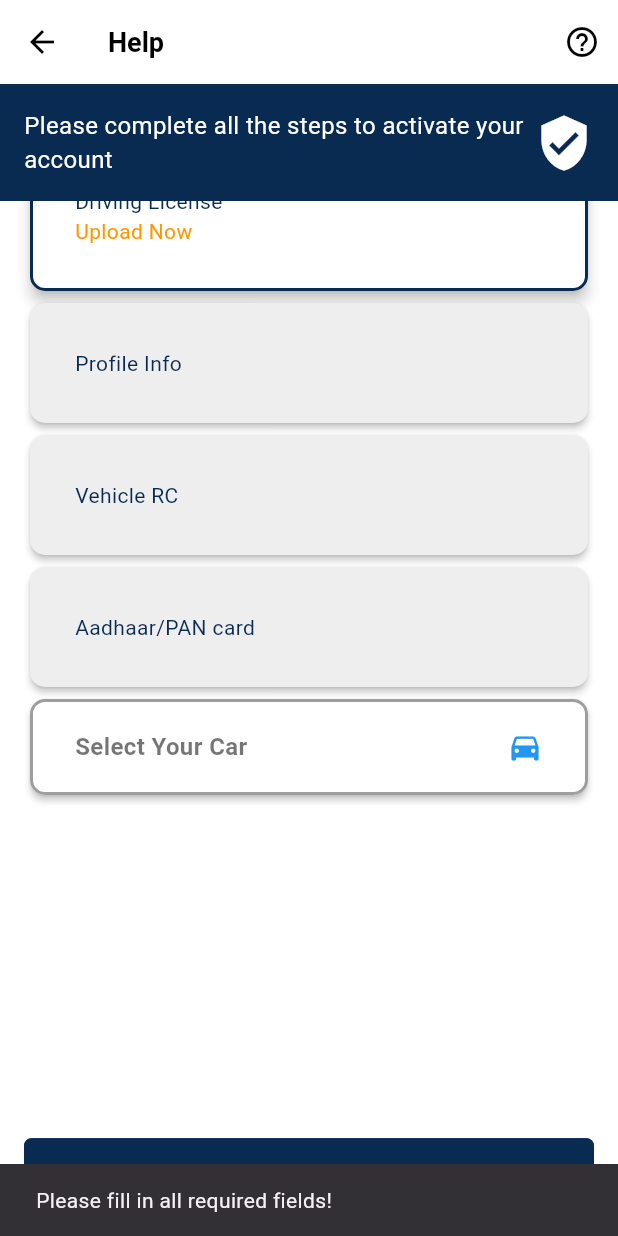
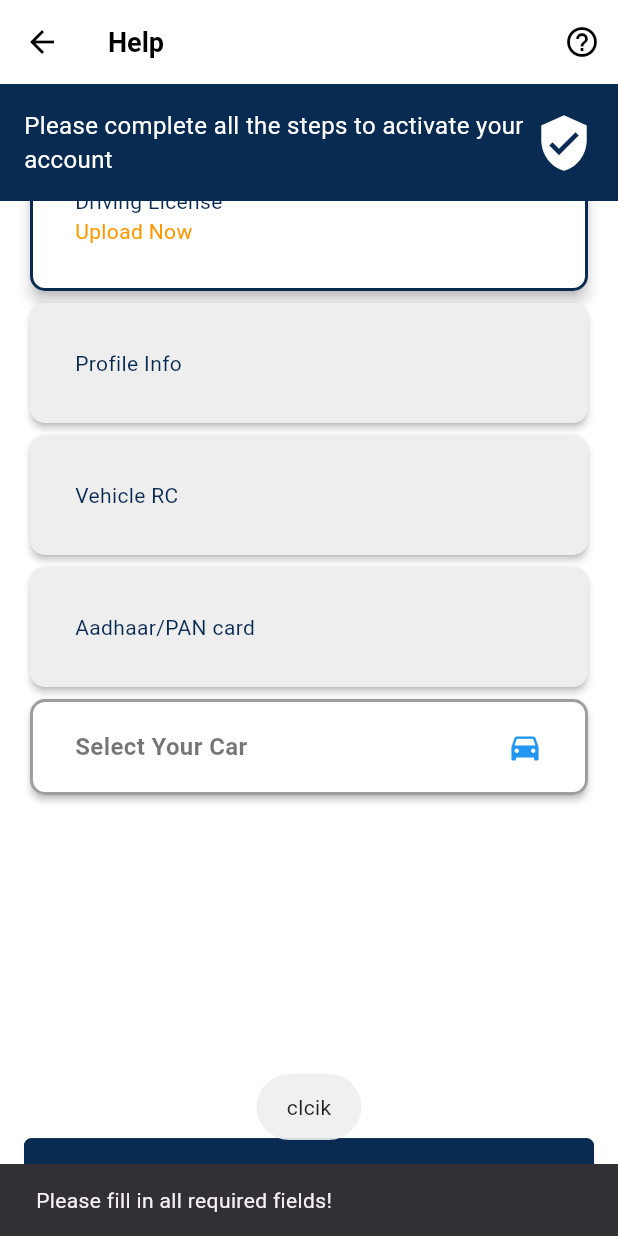
Before and after one commit to princeGithub999/Tripto-Driver, a Flutter app: the FormFillupScreen screen opened directly, scrolled down 60 dp, after a tap on "Submit", on a phone screen of 412 x 824 dp. Run offline on Flutter 3.47's test engine with Material 3 defaults, Android fonts, the phone set to English and light mode, and no system bars; our stand-ins replace cloud_firestore, firebase_auth, firebase_core, firebase_database, firebase_messaging, firebase_storage and 13 more; missing offline and left inert: flutter_polyline_points; accounts and stored records are empty.

```diff
--- a/lib/main.dart
+++ b/lib/main.dart
@@ -13,11 +13,8 @@ import 'package:tripto_driver/view_model/provider/permission_handler/permission_
 
 void main() async {
   WidgetsFlutterBinding.ensureInitialized();
+  await Firebase.initializeApp();
 
-  // Initialize Firebase
-  await Firebase.initializeApp(options: DefaultFirebaseOptions.currentPlatform);
-
-  // Enable Firebase Database persistence (Must be set after Firebase initialization)
   FirebaseDatabase database = FirebaseDatabase.instance;
   database.setPersistenceEnabled(true);
   database.setPersistenceCacheSizeBytes(10000000);
--- a/lib/model/driver_data_model/driver_data_model.dart
+++ b/lib/model/driver_data_model/driver_data_model.dart
@@ -7,47 +7,49 @@ String welcomeToJson(DriverDataModel data) => json.encode(data.toJson());
 class DriverDataModel {
 
   String? driverID;
-  String driverName;
-  int driverPhoneNumber;
-  String driverEmail;
-  String driverAddress;
-  String driverDateOfBirth;
-  String driverBankName;
-  String driverAccountNumber;
-  String driverIfscCode;
-  String driverUpiCode;
+  String? driverName;
+  int? driverPhoneNumber;
+  String? driverEmail;
+  String? driverAddress;
+  String? driverDateOfBirth;
+  String? driverBankName;
+  String? driverAccountNumber;
+  String? driverIfscCode;
+  String? driverUpiCode;
   String? driverImage;
   String? frontDlImage;
   String? backDlImage;
-  String dlNumber;
+  String? dlNumber;
   String? frontVehicleRcImage;
   String? backVehicleRcImage;
   String? frontAadharCardImage;
   String? backAadharCardImage;
   String? penCardImage;
   String? carName;
+  String? fcmToken;
 
   DriverDataModel({
      this.driverID,
-    required this.driverName,
-    required this.driverPhoneNumber,
-    required this.driverEmail,
-    required this.driverAddress,
-    required this.driverDateOfBirth,
-    required this.driverBankName,
-    required this.driverAccountNumber,
-    required this.driverIfscCode,
-    required this.driverUpiCode,
+     this.driverName,
+     this.driverPhoneNumber,
+     this.driverEmail,
+     this.driverAddress,
+     this.driverDateOfBirth,
+     this.driverBankName,
+     this.driverAccountNumber,
+     this.driverIfscCode,
+     this.driverUpiCode,
      this.driverImage,
      this.frontDlImage,
      this.backDlImage,
-    required this.dlNumber,
+     this.dlNumber,
      this.frontVehicleRcImage,
      this.backVehicleRcImage,
      this.frontAadharCardImage,
      this.backAadharCardImage,
      this.penCardImage,
-     this.carName
+     this.carName,
+     this.fcmToken
   });
 
   factory DriverDataModel.fromJson(Map<String, dynamic> json) => DriverDataModel(
@@ -70,7 +72,8 @@ class DriverDataModel {
     frontAadharCardImage: json["frontAadharCardImage"],
     backAadharCardImage: json["backAadharCardImage"],
     penCardImage: json["penCardImage"],
-    carName: json['carName']
+    carName: json['carName'],
+    fcmToken: json['fcmToken']
   );
 
   Map<String, dynamic> toJson() => {
@@ -93,6 +96,7 @@ class DriverDataModel {
     "frontAadharCardImage": frontAadharCardImage,
     "backAadharCardImage": backAadharCardImage,
     "penCardImage": penCardImage,
-    "carName" : carName
+    "carName" : carName,
+    "fcmToken" :fcmToken
   };
 }
--- a/lib/view/button_navigation/button_navigation_screen/map_screen.dart
+++ b/lib/view/button_navigation/button_navigation_screen/map_screen.dart
@@ -6,6 +6,7 @@ import 'package:firebase_database/firebase_database.dart';
 import 'package:location/location.dart';
 
 import '../../../view_model/service/location_service.dart';
+
 
 class DriverMapScreen extends StatefulWidget {
   final LatLng pickUpLatLng;
--- a/lib/view/screen/profile_details_screen/form_fillup_screen.dart
+++ b/lib/view/screen/profile_details_screen/form_fillup_screen.dart
@@ -1,4 +1,5 @@
 import 'package:flutter/material.dart';
+import 'package:fluttertoast/fluttertoast.dart';
 import 'package:provider/provider.dart';
 import 'package:tripto_driver/model/driver_data_model/driver_data_model.dart';
 import 'package:tripto_driver/utils/app_sizes/sizes.dart';
@@ -14,6 +15,8 @@ class FormFillupScreen extends StatelessWidget {
   @override
   Widget build(BuildContext context) {
     var size = MediaQuery.of(context).size;
+    FromProvider fromProvider = Provider.of(context, listen: false);
+
     return Scaffold(
       appBar: AppBar(
         backgroundColor: Colors.white,
@@ -79,9 +82,12 @@ class FormFillupScreen extends StatelessWidget {
                                 minimumSize: const Size(double.infinity, 50),
                               ),
                               onPressed: () {
+
+                                Fluttertoast.showToast(msg: 'clcik');
+
                                 if (value.isDocumentFormComplete) {
                                   var data = DriverDataModel(
-                                    driverName: value.driverBankName.text,
+                                    driverName: value.driverName.text,
                                     driverPhoneNumber: int.parse(value.driverPhone.text),
                                     driverEmail: value.driverEmail.text,
                                     driverAddress: value.driverAddress.text,
@@ -91,6 +97,7 @@ class FormFillupScreen extends StatelessWidget {
                                     driverIfscCode: value.driverIFSCCode.text,
                                     driverUpiCode: value.driverUPIID.text,
                                     dlNumber: value.dlNumberContro.text,
+                                    carName: fromProvider.selectedCar
                                   );
                                   authProvider.saveProfileData(data);
                                 } else {
@@ -98,7 +105,7 @@ class FormFillupScreen extends StatelessWidget {
                                 }
                               },
                               child: authProvider.isLoding
-                                  ? CircularProgressIndicator(backgroundColor: Colors.white)
+                                  ? const CircularProgressIndicator(backgroundColor: Colors.white)
                                   : const Text(
                                 "Submit",
                                 style: TextStyle(
@@ -170,7 +177,7 @@ class FormFillupScreen extends StatelessWidget {
             shape: RoundedRectangleBorder(
               borderRadius: BorderRadius.circular(10),
               side: BorderSide(
-                color: carProvider?.selectedCar != null ? AppColors.blue900 : Colors.grey,
+                color: carProvider.selectedCar != null ? AppColors.blue900 : Colors.grey,
                 width: 2,
               ),
             ),
--- a/lib/view/screen/profile_details_screen/select_car.dart
+++ b/lib/view/screen/profile_details_screen/select_car.dart
@@ -31,7 +31,7 @@ class SelectCar extends StatelessWidget {
                   .map((car) => DropdownMenuItem(value: car, child: Text(car)))
                   .toList(),
               onChanged: (value) {
-                // carProvider.selectCar(value!);
+                carProvider.selectCar(value!);
               },
             ),
             const SizedBox(height: 20),
@@ -39,7 +39,7 @@ class SelectCar extends StatelessWidget {
               onPressed: () async {
                 await carProvider.saveCarToDatabase();
               },
-              child: const Text('Save Car Selection'),
+              child: const Text('Save Car Selection',style: TextStyle(color: Colors.white),),
             ),
           ],
         ),
--- a/lib/view_model/provider/from_provider/licence_provider.dart
+++ b/lib/view_model/provider/from_provider/licence_provider.dart
@@ -25,9 +25,10 @@ class FromProvider extends ChangeNotifier{
     if (selectedCar == null) {
       Fluttertoast.showToast(msg: 'Please select a car');
       return;
+    }else{
+      Navigator.pop(Get.context!);
     }
-    // Database save logic (yahan aap Firebase ya local DB ka code likh sakte hain)
-    Fluttertoast.showToast(msg: 'Car "$selectedCar" saved to database');
+
 
     notifyListeners();
   }
```
Also changed, not shown: lib/view_model/provider/auth_provider_in/auth_provider.dart (+45 -17 lines), lib/view_model/service/auth_service.dart (+18 -3 lines), lib/view_model/service/notifaction_service.dart (added, +21 -0 lines), pubspec.lock, 1 other file.
